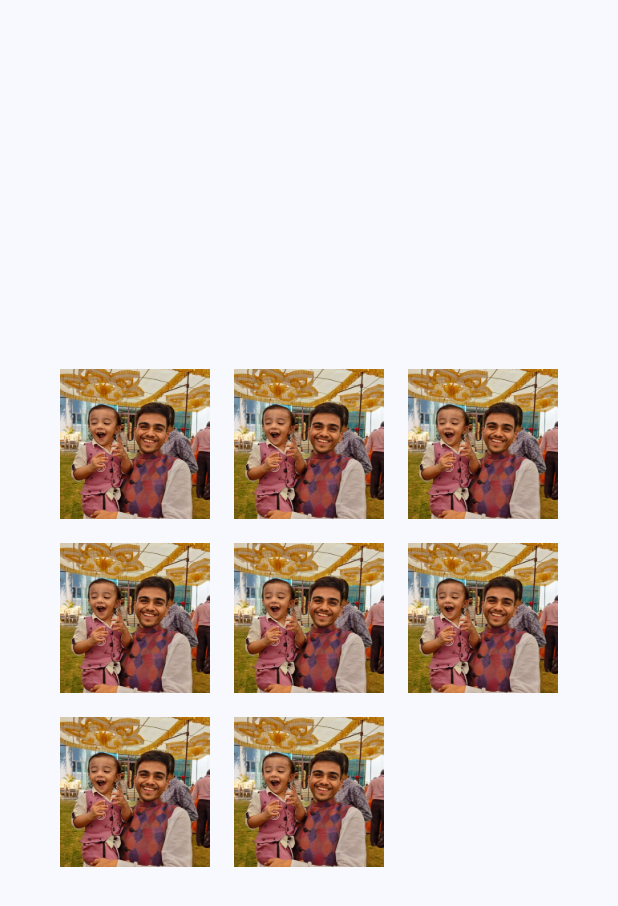
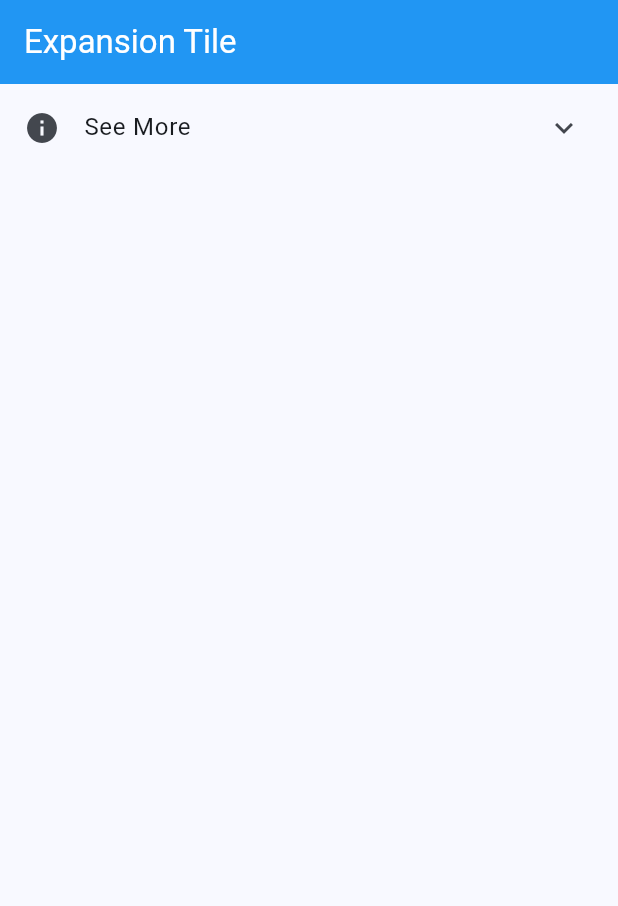
Before and after one commit to Vikram1999dev/flutter-practise, a Flutter app: the screen it shows after launch, on a phone screen of 412 x 824 dp. Shown: the top 906 px of the screen. Run offline on Flutter 3.47's test engine with Material 3 defaults, Android fonts, the light colour scheme and no system bars.

Commit message:
added code for expansion tile

```diff
--- a/lib/main.dart
+++ b/lib/main.dart
@@ -17,7 +17,7 @@ class MyApp extends StatelessWidget {
         colorScheme: ColorScheme.fromSeed(seedColor: Colors.blue),
         useMaterial3: true,
       ),
-      home: const MyHomePage(title: 'Hero'),
+      home: const MyHomePage(title: 'Expansion Tile'),
     );
   }
 }
@@ -32,33 +32,24 @@ class MyHomePage extends StatefulWidget {
 }
 
 class _MyHomePageState extends State<MyHomePage> {
-  late Widget _image;
-
-  List<Widget> _list = []; // Initialize the list with empty values
-
-  @override
-  void initState() {
-    super.initState();
-    _image = Padding(
-      padding: const EdgeInsets.all(8.0),
-      child: Image.asset(
-        'assets/image.jpg',
-        height: 100,
-        width: 100,
-        fit: BoxFit.cover,
-      ),
-    );
-
-    _list = List.filled(8, _image); // Fill the list with the initialized image
-  }
-
   @override
   Widget build(BuildContext context) {
     return Scaffold(
-      body: Center(
-        child: Wrap(
-          children: _list,
+      appBar: AppBar(
+        title: Text(
+          widget.title,
+          style: const TextStyle(color: Colors.white),
         ),
+        backgroundColor: Colors.blue,
+      ),
+      body: const ExpansionTile(
+        title: Text('See More'),
+        leading: Icon(Icons.info),
+        children: [
+          ListTile(title: Text('First')),
+          ListTile(title: Text('Second')),
+          ListTile(title: Text('Third')),
+        ],
       ),
     );
   }
```
